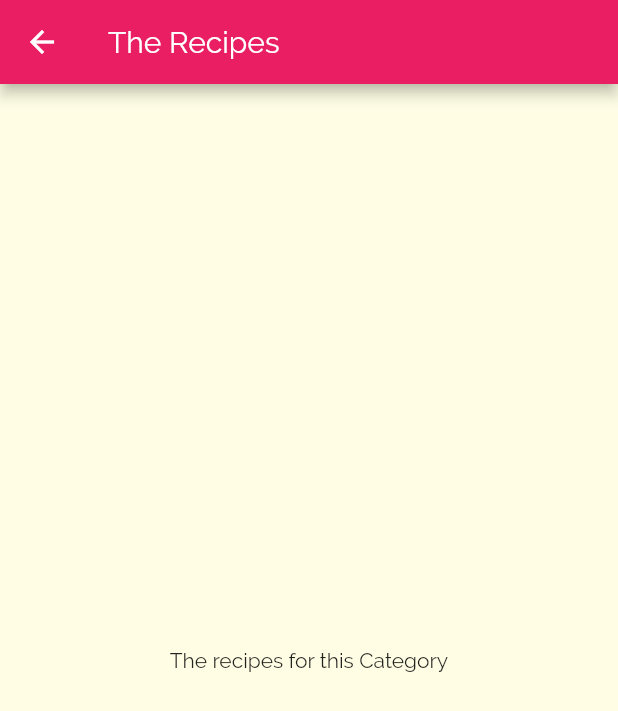
After one commit to enricobragastini/meals_app, a Flutter app: the screen it shows after launch, after a tap on "Italian", on a phone screen of 412 x 824 dp. The commit adds this screen. Shown: the top 711 px of the screen. Run offline on Flutter 3.47's test engine with Material 2 defaults, Android fonts, the phone set to English and light mode, and no system bars.

Commit message:
lezione 162

```diff
--- a/lib/category_item.dart
+++ b/lib/category_item.dart
@@ -1,4 +1,5 @@
 import 'package:flutter/material.dart';
+import 'package:meals/category_meals_screen.dart';
 
 class CategoryItem extends StatelessWidget {
   final String title;
@@ -6,9 +7,19 @@ class CategoryItem extends StatelessWidget {
 
   const CategoryItem({required this.title, required this.color});
 
+  void selectCategory(BuildContext ctx) {
+    Navigator.of(ctx).push(MaterialPageRoute(builder: (_) {
+      return CategoryMealScreen();
+    }));
+  }
+
   @override
   Widget build(BuildContext context) {
-    return Container(
+    return InkWell(
+      onTap: () => selectCategory(context),
+      splashColor: Theme.of(context).primaryColor,
+      borderRadius: BorderRadius.circular(20),
+      child: Container(
         padding: const EdgeInsets.all(15),
         child: Row(
           mainAxisAlignment: MainAxisAlignment.center,
@@ -29,6 +40,7 @@ class CategoryItem extends StatelessWidget {
           ),
           borderRadius: BorderRadius.circular(20),
         ),
+      ),
     );
   }
 }
--- /dev/null
+++ b/lib/category_meals_screen.dart
@@ -0,0 +1,12 @@
+import 'package:flutter/material.dart';
+
+class CategoryMealScreen extends StatelessWidget {
+  @override
+  Widget build(BuildContext context) {
+    return Scaffold(
+        appBar: AppBar(title: const Text("The Recipes")),
+        body: const Center(
+          child: Text("The recipes for this Category"),
+        ));
+  }
+}
```
Lines whose indentation alone changed are shown as unchanged.
